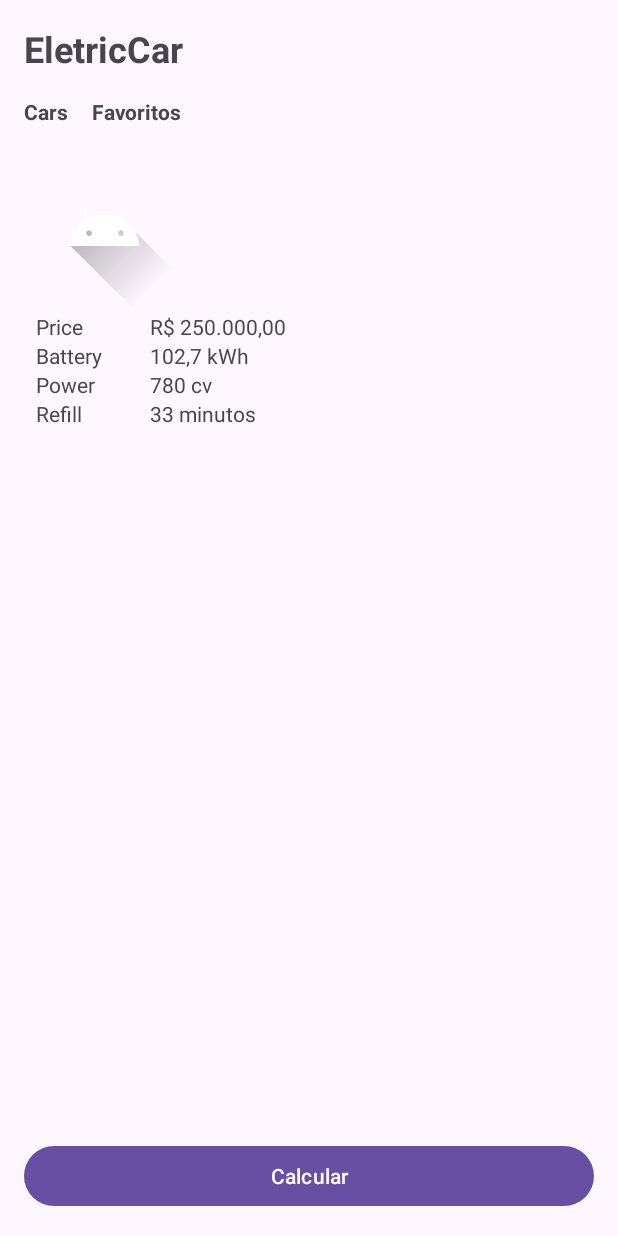
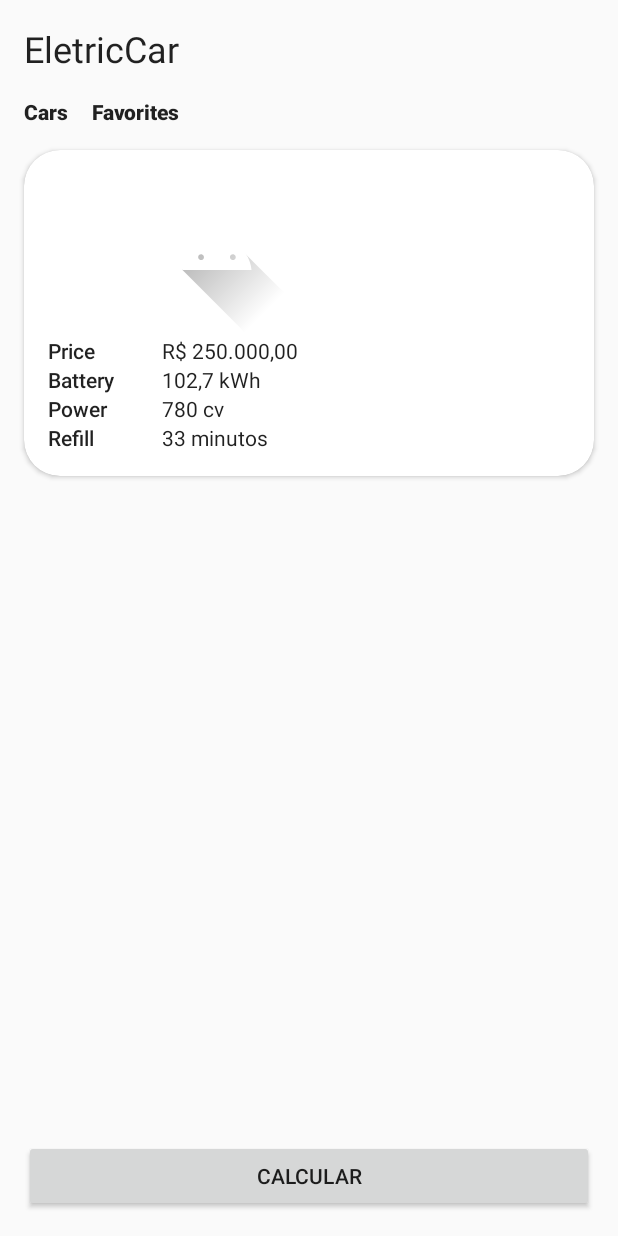
Before and after one commit to Oi-Leo/eletric-car, an Android app: the screen it shows after launch (MainActivity), on a phone screen of 412 x 824 dp. Run offline under Robolectric (Android 15) with nearby library versions, the phone set to English and light mode, and no system bars.

Commit message:
add card icon and refactor layout

```diff
--- a/app/src/main/AndroidManifest.xml
+++ b/app/src/main/AndroidManifest.xml
@@ -14,7 +14,8 @@
         tools:targetApi="31">
         <activity
             android:name=".presentation.MainActivity"
-            android:exported="true">
+            android:exported="true"
+            android:theme="@style/Theme.AppCompat.Light.NoActionBar">
             <intent-filter>
                 <action android:name="android.intent.action.MAIN" />
 
@@ -23,7 +24,7 @@
         </activity>
         <activity
             android:name=".presentation.AutonomyCalculateActivity"
-            android:theme="@style/Theme.AppCompat.NoActionBar" />
+            android:theme="@style/Theme.AppCompat.Light.NoActionBar" />
     </application>
 
 </manifest>
--- a/app/src/main/res/layout/activity_autonomy_calculate.xml
+++ b/app/src/main/res/layout/activity_autonomy_calculate.xml
@@ -11,6 +11,7 @@
         android:layout_height="wrap_content"
         android:layout_marginStart="16dp"
         android:layout_marginTop="16dp"
+        android:background="?attr/selectableItemBackgroundBorderless"
         app:layout_constraintStart_toStartOf="parent"
         app:layout_constraintTop_toTopOf="parent"
         app:srcCompat="@drawable/ic_close" />
--- a/app/src/main/res/layout/activity_main.xml
+++ b/app/src/main/res/layout/activity_main.xml
@@ -8,17 +8,17 @@
 
     <TextView
         android:id="@+id/tv_title"
+        style="@style/TextAppearance.MaterialComponents.Headline5"
         android:layout_width="wrap_content"
         android:layout_height="wrap_content"
         android:layout_margin="16dp"
         android:text="@string/title"
-        android:textSize="24sp"
-        android:textStyle="bold"
         app:layout_constraintLeft_toLeftOf="parent"
         app:layout_constraintTop_toTopOf="parent " />
 
     <TextView
         android:id="@+id/tv_cars"
+        style="@style/TextAppearance.AppCompat.Body2"
         android:layout_width="wrap_content"
         android:layout_height="wrap_content"
         android:layout_margin="16dp"
@@ -29,6 +29,7 @@
 
     <TextView
         android:id="@+id/tv_favorite"
+        style="@style/TextAppearance.AppCompat.Body2"
         android:layout_width="wrap_content"
         android:layout_height="wrap_content"
         android:layout_marginLeft="16dp"
@@ -37,26 +38,45 @@
         app:layout_constraintStart_toEndOf="@+id/tv_cars"
         app:layout_constraintTop_toTopOf="@+id/tv_cars" />
 
+    <androidx.cardview.widget.CardView
+        android:id="@+id/cv_car"
+        android:layout_width="0dp"
+        android:layout_height="wrap_content"
+        android:layout_margin="16dp"
+        android:elevation="24dp"
+        app:cardCornerRadius="24dp"
+        app:layout_constraintEnd_toEndOf="parent"
+        app:layout_constraintStart_toStartOf="parent"
+        app:layout_constraintTop_toBottomOf="@id/tv_favorite">
+
+        <androidx.constraintlayout.widget.ConstraintLayout
+            android:id="@+id/cl_card_content"
+            android:layout_width="wrap_content"
+            android:layout_height="wrap_content">
+
             <ImageView
                 android:id="@+id/iv_image"
                 android:layout_width="wrap_content"
                 android:layout_height="wrap_content"
                 android:layout_marginTop="16dp"
                 android:src="@drawable/ic_launcher_foreground"
-        app:layout_constraintLeft_toLeftOf="@+id/tv_title"
-        app:layout_constraintTop_toBottomOf="@+id/tv_cars" />
+                app:layout_constraintEnd_toEndOf="parent"
+                app:layout_constraintLeft_toLeftOf="parent"
+                app:layout_constraintTop_toTopOf="parent" />
 
             <TextView
                 android:id="@+id/tv_price"
+                style="@style/TextAppearance.AppCompat.Body2"
                 android:layout_width="60dp"
                 android:layout_height="wrap_content"
-        android:layout_marginStart="24dp"
+                android:layout_marginStart="16dp"
                 android:text="@string/price"
                 app:layout_constraintStart_toStartOf="parent"
                 app:layout_constraintTop_toBottomOf="@id/iv_image" />
 
             <TextView
                 android:id="@+id/tv_value_price"
+                style="@style/TextAppearance.AppCompat.Body1"
                 android:layout_width="wrap_content"
                 android:layout_height="wrap_content"
                 android:layout_marginStart="16dp"
@@ -66,15 +86,17 @@
 
             <TextView
                 android:id="@+id/tv_battery"
+                style="@style/TextAppearance.AppCompat.Body2"
                 android:layout_width="60dp"
                 android:layout_height="wrap_content"
-        android:layout_marginStart="24dp"
+                android:layout_marginStart="16dp"
                 android:text="@string/battery"
                 app:layout_constraintStart_toStartOf="parent"
                 app:layout_constraintTop_toBottomOf="@id/tv_price" />
 
             <TextView
                 android:id="@+id/tv_value_battery"
+                style="@style/TextAppearance.AppCompat.Body1"
                 android:layout_width="wrap_content"
                 android:layout_height="wrap_content"
                 android:layout_marginStart="16dp"
@@ -84,15 +106,17 @@
 
             <TextView
                 android:id="@+id/tv_power"
+                style="@style/TextAppearance.AppCompat.Body2"
                 android:layout_width="60dp"
                 android:layout_height="wrap_content"
-        android:layout_marginStart="24dp"
+                android:layout_marginStart="16dp"
                 android:text="@string/power"
                 app:layout_constraintStart_toStartOf="parent"
                 app:layout_constraintTop_toBottomOf="@id/tv_battery" />
 
             <TextView
                 android:id="@+id/tv_value_power"
+                style="@style/TextAppearance.AppCompat.Body1"
                 android:layout_width="wrap_content"
                 android:layout_height="wrap_content"
                 android:layout_marginStart="16dp"
@@ -102,21 +126,29 @@
 
             <TextView
                 android:id="@+id/tv_refill"
+                style="@style/TextAppearance.AppCompat.Body2"
                 android:layout_width="60dp"
                 android:layout_height="wrap_content"
-        android:layout_marginStart="24dp"
+                android:layout_marginStart="16dp"
                 android:text="@string/refill"
                 app:layout_constraintStart_toStartOf="parent"
                 app:layout_constraintTop_toBottomOf="@+id/tv_power" />
 
             <TextView
                 android:id="@+id/tv_value_refill"
+                style="@style/TextAppearance.AppCompat.Body1"
                 android:layout_width="wrap_content"
                 android:layout_height="wrap_content"
                 android:layout_marginStart="16dp"
+                android:layout_marginBottom="16dp"
                 android:text="33 minutos"
+                app:layout_constraintBottom_toBottomOf="@id/cl_card_content"
                 app:layout_constraintStart_toEndOf="@id/tv_refill"
                 app:layout_constraintTop_toTopOf="@+id/tv_refill" />
+
+
+        </androidx.constraintlayout.widget.ConstraintLayout>
+    </androidx.cardview.widget.CardView>
 
     <Button
         android:id="@+id/btn_redirect"
--- a/app/src/main/res/values/strings.xml
+++ b/app/src/main/res/values/strings.xml
@@ -2,7 +2,7 @@
     <string name="app_name">eletricCar</string>
     <string name="title">EletricCar</string>
     <string name="cars">Cars</string>
-    <string name="favorite">Favoritos</string>
+    <string name="favorite">Favorites</string>
     <string name="price">Price</string>
     <string name="battery">Battery</string>
     <string name="power">Power</string>
```
Lines whose indentation alone changed are shown as unchanged.
